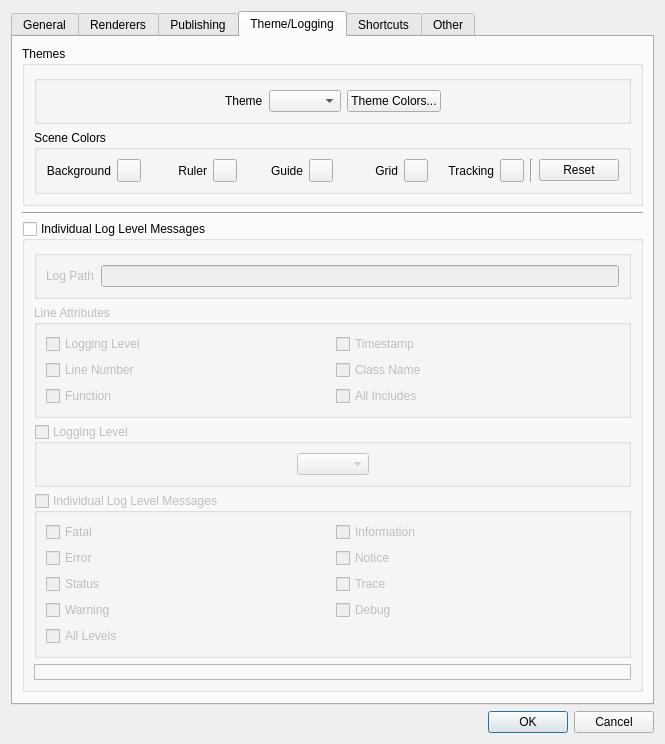
Qt form mainApp/preferences.ui (trevorsandy/lpub3d-ci) before a commit.
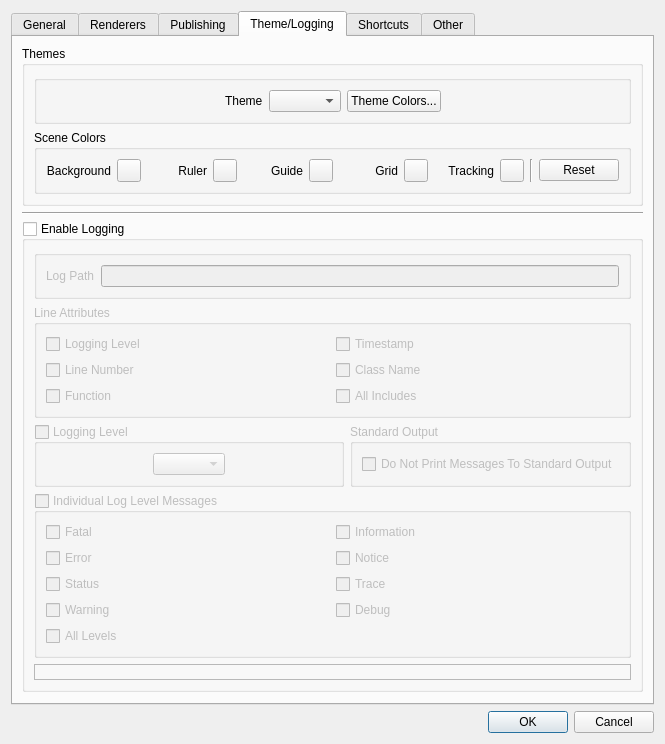
The same form after that commit. The open tabs and pages were chosen to show the change.

Commit message: Logging - move print standard output to Preferences #634

```diff
--- a/mainApp/preferences.ui
+++ b/mainApp/preferences.ui
@@ -7,8 +7,8 @@
    <rect>
     <x>0</x>
     <y>0</y>
-    <width>643</width>
-    <height>658</height>
+    <width>613</width>
+    <height>660</height>
    </rect>
   </property>
   <property name="sizePolicy">
@@ -2886,7 +2886,7 @@
           <string>Uncheck to disable logging</string>
          </property>
          <property name="title">
-          <string>Individual Log Level Messages</string>
+          <string>Enable Logging</string>
          </property>
          <property name="checkable">
           <bool>true</bool>
@@ -2894,7 +2894,7 @@
          <property name="checked">
           <bool>false</bool>
          </property>
-         <layout class="QVBoxLayout" name="verticalLayout_12">
+         <layout class="QVBoxLayout" name="verticalLayout_4">
           <item>
            <widget class="QGroupBox" name="logPathGrpBox">
             <layout class="QHBoxLayout" name="horizontalLayout_13">
@@ -3004,6 +3004,8 @@
            </widget>
           </item>
           <item>
+           <layout class="QHBoxLayout" name="horizontalLayout_27">
+            <item>
            <widget class="QGroupBox" name="logLevelGrpBox">
             <property name="toolTip">
              <string>Select logging level as needed. Levels below the selected level will also be logged.</string>
@@ -3052,6 +3054,27 @@
              </item>
             </layout>
            </widget>
+            </item>
+            <item>
+             <widget class="QGroupBox" name="printStandardOutGrpBox">
+              <property name="toolTip">
+               <string>Check to disable fprintf used to print to standard output</string>
+              </property>
+              <property name="title">
+               <string>Standard Output</string>
+              </property>
+              <layout class="QVBoxLayout" name="verticalLayout_12">
+               <item>
+                <widget class="QCheckBox" name="suppressFPrintBox">
+                 <property name="text">
+                  <string>Do Not Print Messages To Standard Output</string>
+                 </property>
+                </widget>
+               </item>
+              </layout>
+             </widget>
+            </item>
+           </layout>
           </item>
           <item>
            <widget class="QGroupBox" name="logLevelsGrpBox">
```
Lines whose indentation alone changed are shown as unchanged. The commit also changes 11 other files.
